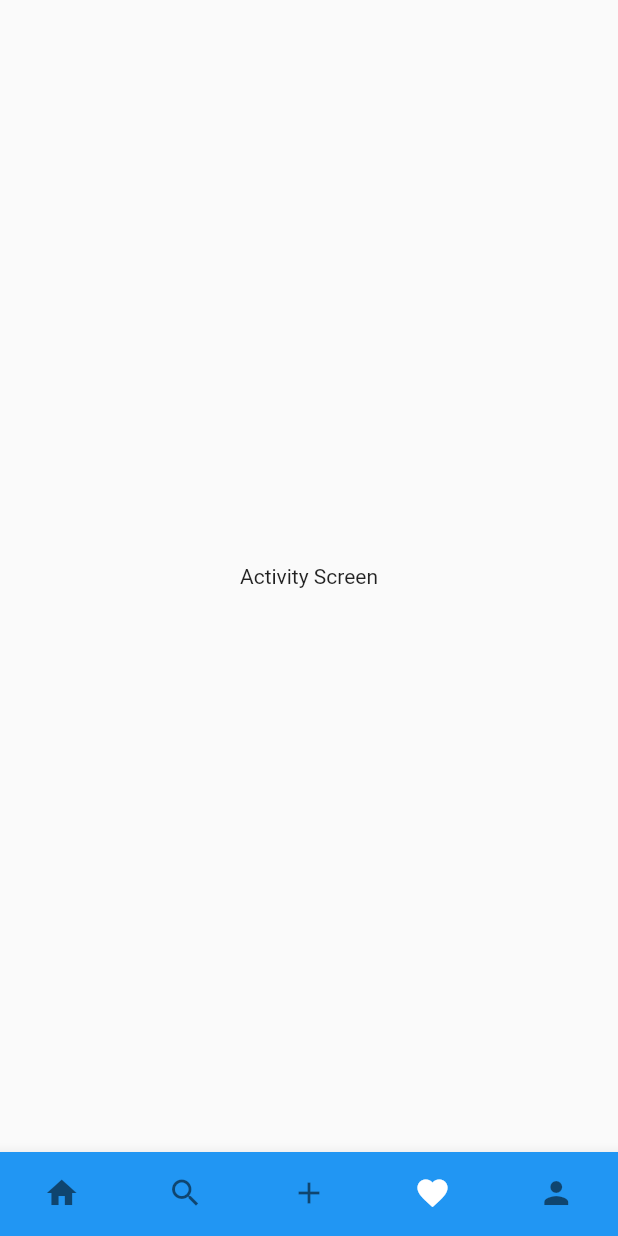
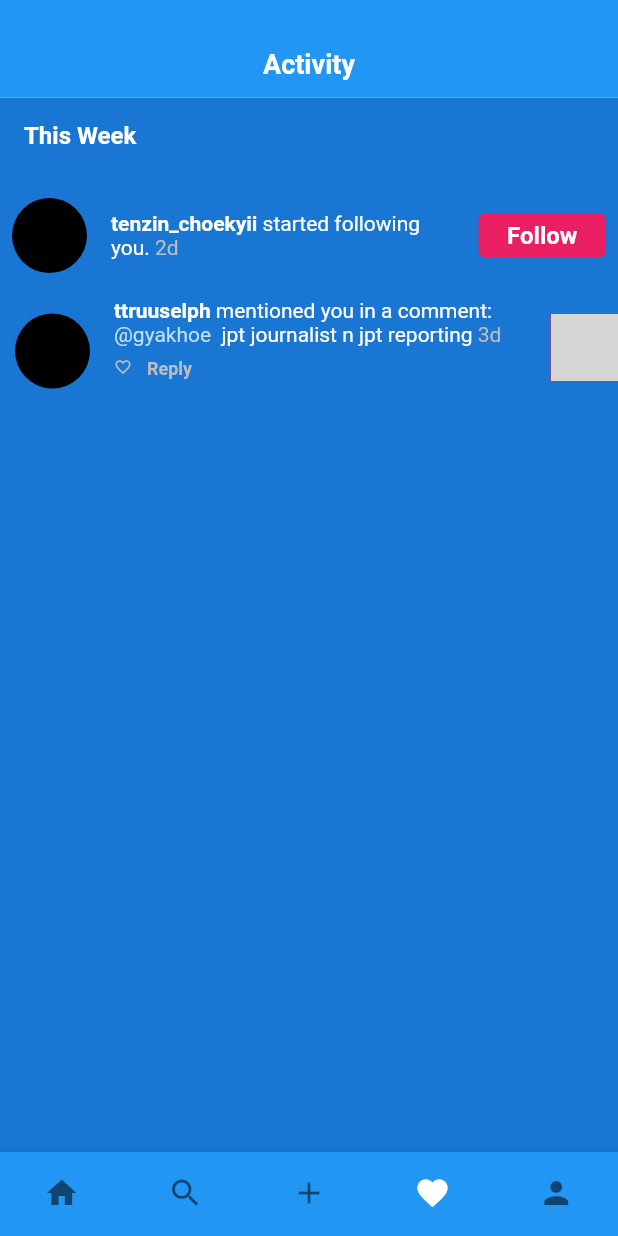
Before and after one commit to gyakhoe/flutter_example, a Flutter app: the screen it shows after launch, item 4 of the bottom bar chosen, on a phone screen of 412 x 824 dp. Run offline on Flutter 3.47's test engine with Material 2 defaults, Android fonts, the phone set to English and light mode, and no system bars; our stand-ins replace flutter_icons, google_fonts; missing offline and left inert: flutter_statusbar_manager; network calls fail; grey boxes are pictures that could not be loaded.

Commit message:
activity screen: follow and mention tile are created

```diff
--- a/lib/instagram_ui_clone/screens/activity_screen.dart
+++ b/lib/instagram_ui_clone/screens/activity_screen.dart
@@ -1,4 +1,6 @@
 import 'package:flutter/material.dart';
+import 'package:flutter_example/instagram_ui_clone/common/utils.dart';
+import 'package:flutter_example/instagram_ui_clone/widgets/activity_app_bar.dart';
 
 class ActivityScreen extends StatelessWidget {
   const ActivityScreen({Key key}) : super(key: key);
@@ -6,8 +8,155 @@ class ActivityScreen extends StatelessWidget {
   @override
   Widget build(BuildContext context) {
     return Scaffold(
-      body: Center(
-        child: Text('Activity Screen'),
+      appBar: ActivityAppBar(height: 65),
+      body: Container(
+        height: MediaQuery.of(context).size.height,
+        width: MediaQuery.of(context).size.width,
+        color: Theme.of(context).primaryColorDark,
+        child: ListView(
+          children: <Widget>[
+            ListTile(
+              leading: Text(
+                'This Week',
+                style: TextStyle(
+                    fontWeight: FontWeight.bold,
+                    color: Colors.white,
+                    fontSize: 16),
+              ),
+            ),
+            _followActivityTile(),
+            _postActivityTile(activityName: 'mention')
+          ],
+        ),
+      ),
+    );
+  }
+
+  Widget _followActivityTile() {
+    return ListTile(
+      contentPadding: EdgeInsets.all(8),
+      leading: CircleAvatar(
+        radius: 25,
+        backgroundColor: Colors.black,
+      ),
+      title: RichText(
+        text: TextSpan(children: [
+          TextSpan(
+            text: 'tenzin_choekyii',
+            style: TextStyle(color: Colors.white, fontWeight: FontWeight.bold),
+          ),
+          TextSpan(
+            text: ' started following you.',
+            style: TextStyle(
+              color: Colors.white,
+            ),
+          ),
+          TextSpan(
+            text: ' 2d',
+            style: TextStyle(
+              color: Colors.grey[400],
+            ),
+          ),
+        ]),
+      ),
+      //* Need some gesture detection over here to convert follow to following
+      trailing: Container(
+        width: 85,
+        height: 30,
+        decoration: BoxDecoration(
+          color: Colors.pink,
+          borderRadius: BorderRadius.circular(5),
+        ),
+        child: Center(
+          child: Text(
+            'Follow',
+            style: TextStyle(
+              color: Colors.white,
+              fontSize: 16,
+              fontWeight: FontWeight.bold,
+            ),
+          ),
+        ),
+      ),
+    );
+  }
+
+  Widget _postActivityTile({
+    @required String activityName,
+  }) {
+    return ListTile(
+      isThreeLine: true,
+      contentPadding: EdgeInsets.only(left: 10),
+      leading: CircleAvatar(
+        radius: 25,
+        backgroundColor: Colors.black,
+      ),
+      title: RichText(
+        text: TextSpan(
+          children: [
+            TextSpan(
+              text: 'ttruuselph',
+              style:
+                  TextStyle(color: Colors.white, fontWeight: FontWeight.bold),
+            ),
+            TextSpan(
+              text: ' mentioned you in a comment:',
+              style: TextStyle(
+                color: Colors.white,
+              ),
+            ),
+            TextSpan(
+              text: ' @gyakhoe',
+              style: TextStyle(
+                color: Colors.blue[100],
+              ),
+            ),
+            TextSpan(
+              text: '  jpt journalist n jpt reporting',
+              style: TextStyle(
+                color: Colors.white,
+              ),
+            ),
+            TextSpan(
+              text: ' 3d',
+              style: TextStyle(
+                color: Colors.grey[400],
+              ),
+            ),
+          ],
+        ),
+      ),
+      subtitle: Padding(
+        padding: const EdgeInsets.only(top: 8.0),
+        child: Row(
+          mainAxisAlignment: MainAxisAlignment.start,
+          crossAxisAlignment: CrossAxisAlignment.start,
+          children: <Widget>[
+            Icon(
+              Icons.favorite_border,
+              size: 12,
+              color: Colors.grey[400],
+            ),
+            SizedBox(width: 10),
+            Text(
+              'Reply',
+              style: TextStyle(
+                  fontSize: 12,
+                  fontWeight: FontWeight.bold,
+                  color: Colors.grey[400]),
+            ),
+          ],
+        ),
+      ),
+      //* Need some gesture detection over here to convert follow to following
+      trailing: Container(
+        width: 45,
+        height: 45,
+        color: Colors.pink,
+        child: Image(
+          image: NetworkImage(Utils.listOfImageUrl.elementAt(33)),
+          fit: BoxFit.fill,
+        ),
       ),
     );
   }
--- /dev/null
+++ b/lib/instagram_ui_clone/widgets/activity_app_bar.dart
@@ -0,0 +1,28 @@
+import 'package:flutter/material.dart';
+
+class ActivityAppBar extends StatelessWidget implements PreferredSizeWidget {
+  final double height;
+  const ActivityAppBar({
+    Key key,
+    @required this.height,
+  }) : super(key: key);
+
+  @override
+  Widget build(BuildContext context) {
+    return Container(
+      padding: EdgeInsets.only(top: 20),
+      color: Theme.of(context).primaryColor,
+      height: height,
+      child: Center(
+        child: Text(
+          'Activity',
+          style: TextStyle(
+              color: Colors.white, fontSize: 18, fontWeight: FontWeight.bold),
+        ),
+      ),
+    );
+  }
+
+  @override
+  Size get preferredSize => Size.fromHeight(height);
+}
--- a/lib/instagram_ui_clone/widgets/add_post_app_bar.dart
+++ b/lib/instagram_ui_clone/widgets/add_post_app_bar.dart
@@ -1,5 +1,4 @@
 import 'package:flutter/material.dart';
-import 'package:flutter_example/instagram_ui_clone/screens/home_screen.dart';
 import 'package:flutter_icons/flutter_icons.dart';
 import 'package:flutter_statusbar_manager/flutter_statusbar_manager.dart';
 
```
